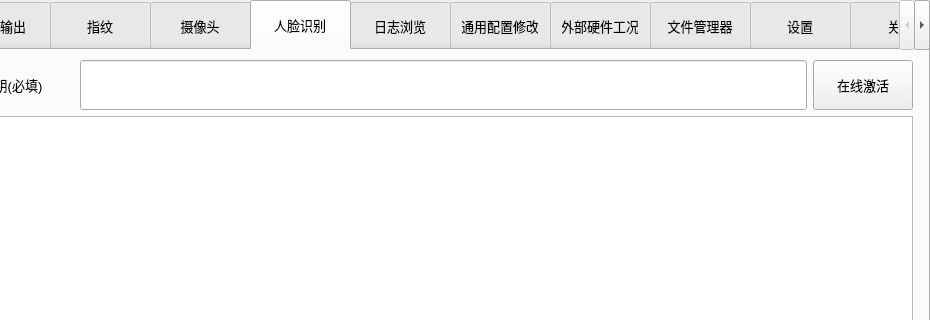
This is midtool.ui in Nehcknarf/MidTool as Qt 5 draws it before an edit; both pictures show x 350 to 1280 and y 0 to 320 of the 1280 by 720 pixel window. The edited form follows.
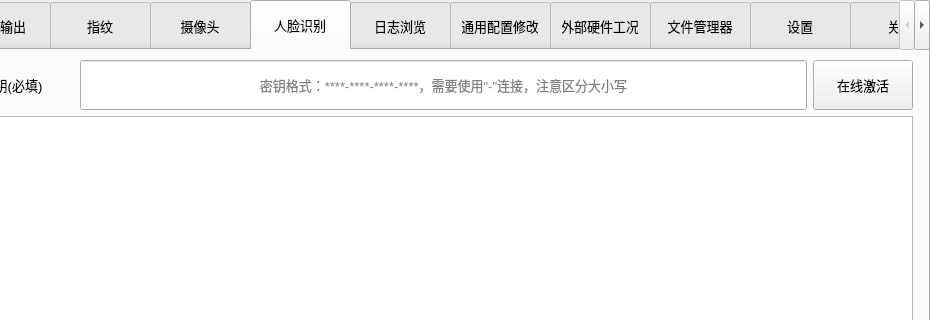
This is the edited form. The open tabs and pages were chosen to show the change. Icons and pictures are not drawn.

What changed in the file:
```diff
--- a/midtool.ui
+++ b/midtool.ui
@@ -4148,8 +4148,11 @@
              <pointsize>10</pointsize>
             </font>
            </property>
+           <property name="alignment">
+            <set>Qt::AlignCenter</set>
+           </property>
            <property name="placeholderText">
-            <string/>
+            <string>密钥格式：****-****-****-****，需要使用&quot;-&quot;连接，注意区分大小写</string>
            </property>
           </widget>
          </item>
```
Left out of the diff: 5 changed lines with no effect on the pictures.
